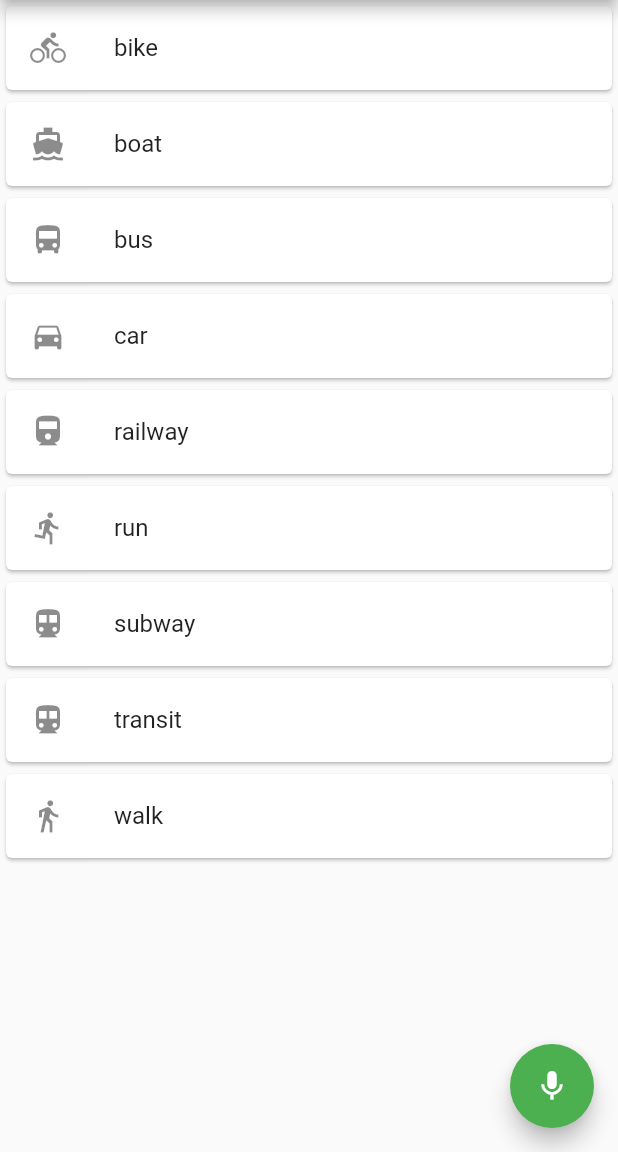
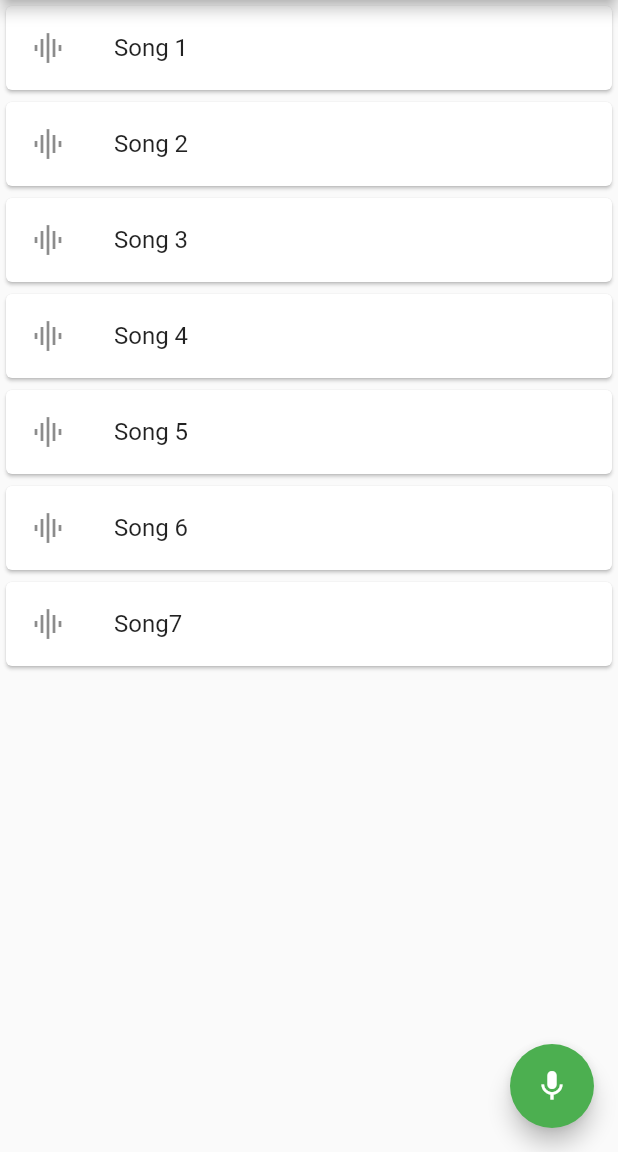
Before and after one commit to sound2midi/sound2midi, a Flutter app: the screen it shows after launch, on a phone screen of 412 x 824 dp, the part 84-1236 px from its top. Run offline on Flutter 3.47's test engine with Material 2 defaults, Android fonts, the phone set to English and light mode, and no system bars; missing offline and left inert: record.

Commit message:
setup new

```diff
--- a/lib/main.dart
+++ b/lib/main.dart
@@ -7,20 +7,16 @@ class ListItem extends StatelessWidget {
   @override
   Widget build(BuildContext context) {
 
-    final titles = ['bike', 'boat', 'bus', 'car',
-      'railway', 'run', 'subway', 'transit', 'walk'];
+    final titles = ["Song 1", "Song 2", "Song 3", "Song 4", "Song 5", "Song 6", "Song7"];
 
-    final icons = [Icons.directions_bike, Icons.directions_boat,
-      Icons.directions_bus, Icons.directions_car, Icons.directions_railway,
-      Icons.directions_run, Icons.directions_subway, Icons.directions_transit,
-      Icons.directions_walk];
+    final icons = Icons.graphic_eq;
 
     return ListView.builder(
       itemCount: titles.length,
       itemBuilder: (context, index) {
         return Card( //                           <-- Card widget
           child: ListTile(
-            leading: Icon(icons[index]),
+            leading: Icon(icons),
             title: Text(titles[index]),
           ),
         );
```
